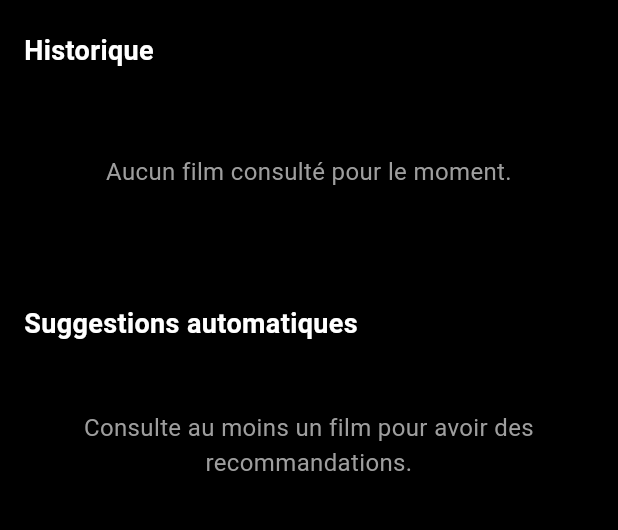
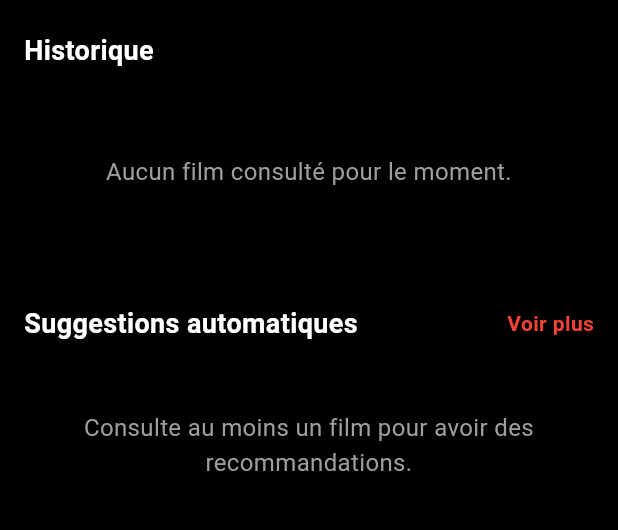
Before and after one commit to Daba-Siham/cineflow, a Flutter app: the screen it shows after launch, on a phone screen of 412 x 824 dp, the part 83-613 px from its top. Run offline on Flutter 3.47's test engine with Material 3 defaults, Android fonts, the phone set to English and light mode, and no system bars; our stand-ins replace speech_to_text, sqflite; accounts and stored records are empty.

Commit message:
page historique et page recommendation

```diff
--- a/lib/ui/widgets/history_section.dart
+++ b/lib/ui/widgets/history_section.dart
@@ -3,6 +3,8 @@ import 'package:provider/provider.dart';
 import 'package:cineflow/providers/movie_provider.dart';
 import 'movie_card.dart';
 import 'empty_state.dart';
+import 'package:cineflow/ui/views/history_page.dart';
+
 
 class HistorySection extends StatelessWidget {
   const HistorySection({super.key});
@@ -15,13 +17,36 @@ class HistorySection extends StatelessWidget {
     return Column(
       crossAxisAlignment: CrossAxisAlignment.start,
       children: [
-        const Padding(
-          padding: EdgeInsets.symmetric(horizontal: 16.0, vertical: 8),
-          child: Text(
-            "Historique",
-            style: TextStyle(fontSize: 18, fontWeight: FontWeight.bold),
+        Padding(
+          padding: const EdgeInsets.symmetric(horizontal: 16.0, vertical: 8),
+          child: Row(
+            mainAxisAlignment: MainAxisAlignment.spaceBetween,
+            children: [
+              const Text(
+                "Historique",
+                style: TextStyle(fontSize: 18, fontWeight: FontWeight.bold),
+              ),
+              if (history.isNotEmpty)
+                InkWell(
+                  onTap: () {
+                    Navigator.push(
+                      context,
+                      MaterialPageRoute(builder: (_) => const HistoryPage()),
+                    );
+                  },
+                  child: Text(
+                    "Voir plus",
+                    style: TextStyle(
+                      color: Theme.of(context).colorScheme.primary,
+                      fontWeight: FontWeight.w600,
+                    ),
+                  ),
+                ),
+            ],
           ),
         ),
+
+
         if (history.isEmpty)
           const SizedBox(
             height: 120,
--- a/lib/ui/widgets/recommendation_section.dart
+++ b/lib/ui/widgets/recommendation_section.dart
@@ -2,6 +2,7 @@ import 'package:flutter/material.dart';
 import 'package:cineflow/data/services/recommendation_service.dart';
 import 'package:cineflow/ui/widgets/movie_card.dart';
 import 'empty_state.dart';
+import 'package:cineflow/ui/views/recommendations_page.dart';
 
 class RecommendationSection extends StatelessWidget {
   const RecommendationSection({super.key});
@@ -23,11 +24,31 @@ class RecommendationSection extends StatelessWidget {
         return Column(
           crossAxisAlignment: CrossAxisAlignment.start,
           children: [
-            const Padding(
-              padding: EdgeInsets.symmetric(horizontal: 16.0, vertical: 8),
-              child: Text(
-                "Suggestions automatiques",
-                style: TextStyle(fontSize: 18, fontWeight: FontWeight.bold),
+            Padding(
+              padding: const EdgeInsets.symmetric(horizontal: 16.0, vertical: 8),
+              child: Row(
+                mainAxisAlignment: MainAxisAlignment.spaceBetween,
+                children: [
+                  const Text(
+                    "Suggestions automatiques",
+                    style: TextStyle(fontSize: 18, fontWeight: FontWeight.bold),
+                  ),
+                  InkWell(
+                    onTap: () {
+                      Navigator.push(
+                        context,
+                        MaterialPageRoute(builder: (_) => const RecommendationsPage()),
+                      );
+                    },
+                    child: Text(
+                      "Voir plus",
+                      style: TextStyle(
+                        color: Theme.of(context).colorScheme.primary,
+                        fontWeight: FontWeight.w600,
+                      ),
+                    ),
+                  ),
+                ],
               ),
             ),
             if (recos.isEmpty)
@@ -43,9 +64,7 @@ class RecommendationSection extends StatelessWidget {
                 child: ListView.builder(
                   scrollDirection: Axis.horizontal,
                   itemCount: recos.length,
-                  itemBuilder: (context, index) {
-                    return MovieCard(movie: recos[index]);
-                  },
+                  itemBuilder: (context, index) => MovieCard(movie: recos[index]),
                 ),
               ),
           ],
```
Also changed, not shown: lib/ui/views/history_page.dart (added, +39 -0 lines), lib/ui/views/recommendations_page.dart (added, +51 -0 lines).
